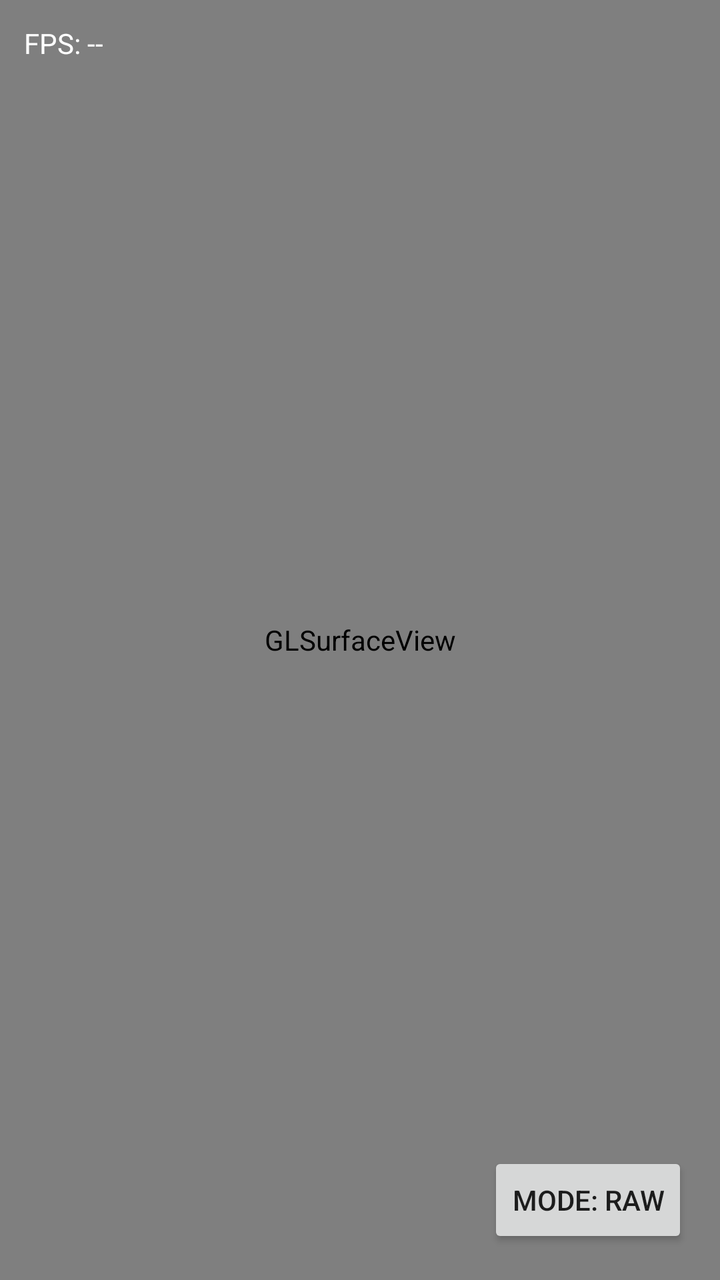
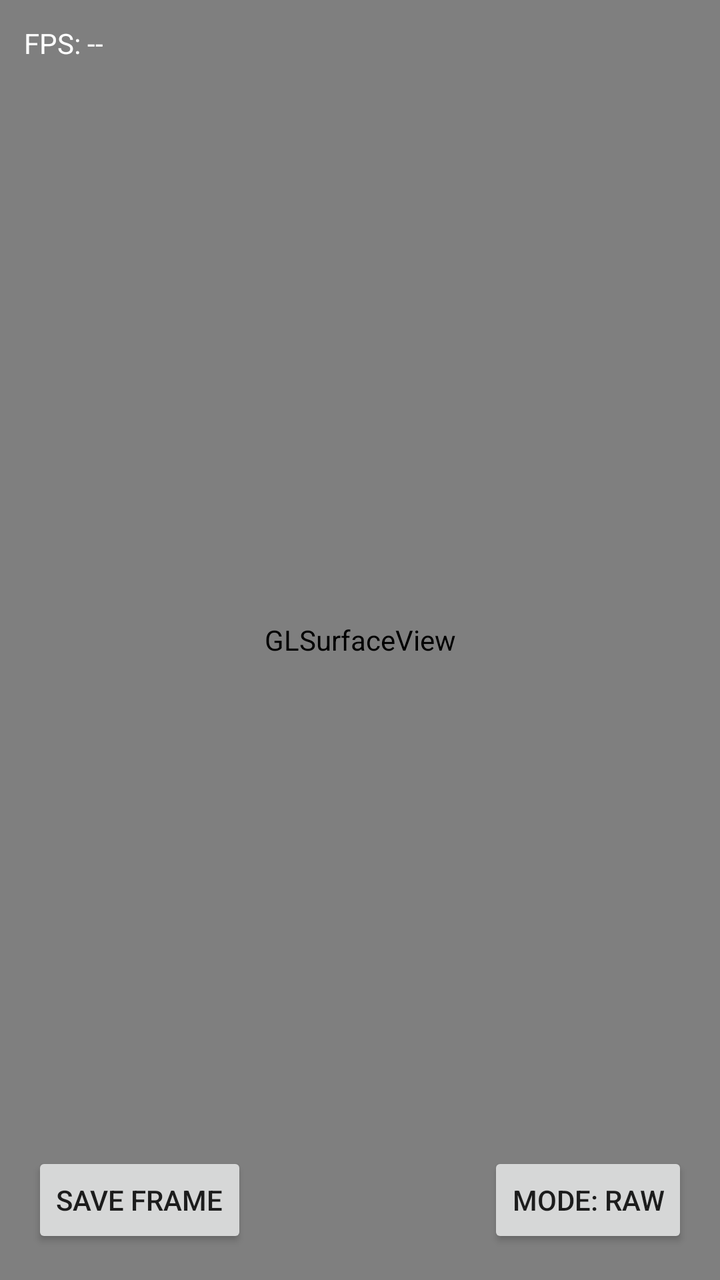

Compare the two renders of this Android layout. The source of the first and the diff that turns it into the second are given below.
<!-- AndroidManifest.xml: fallback theme Theme.MaterialComponents.DayNight.NoActionBar -->
<!-- res/layout/activity_main.xml -->
<?xml version="1.0" encoding="utf-8"?>
<FrameLayout xmlns:android="http://schemas.android.com/apk/res/android"
    android:layout_width="match_parent"
    android:layout_height="match_parent">

    <android.opengl.GLSurfaceView
        android:id="@+id/gl_view"
        android:layout_width="match_parent"
        android:layout_height="match_parent" />

    <TextView
        android:id="@+id/fps_text"
        android:layout_width="wrap_content"
        android:layout_height="wrap_content"
        android:layout_margin="12dp"
        android:text="FPS: --"
        android:textColor="#FFFFFF"/>

    <Button
        android:id="@+id/toggle_btn"
        android:layout_width="wrap_content"
        android:layout_height="wrap_content"
        android:text="Mode: RAW"
        android:layout_gravity="bottom|end"
        android:layout_margin="16dp"/>
</FrameLayout>
<!-- resources referenced by this layout -->
<resources>

</resources>

<!-- the commit's change to res/layout/activity_main.xml (unified diff, before → after) -->
@@ -23,4 +23,12 @@
         android:text="Mode: RAW"
         android:layout_gravity="bottom|end"
         android:layout_margin="16dp"/>
+
+    <Button
+        android:id="@+id/save_btn"
+        android:layout_width="wrap_content"
+        android:layout_height="wrap_content"
+        android:text="Save Frame"
+        android:layout_gravity="bottom|start"
+        android:layout_margin="16dp"/>
 </FrameLayout>
